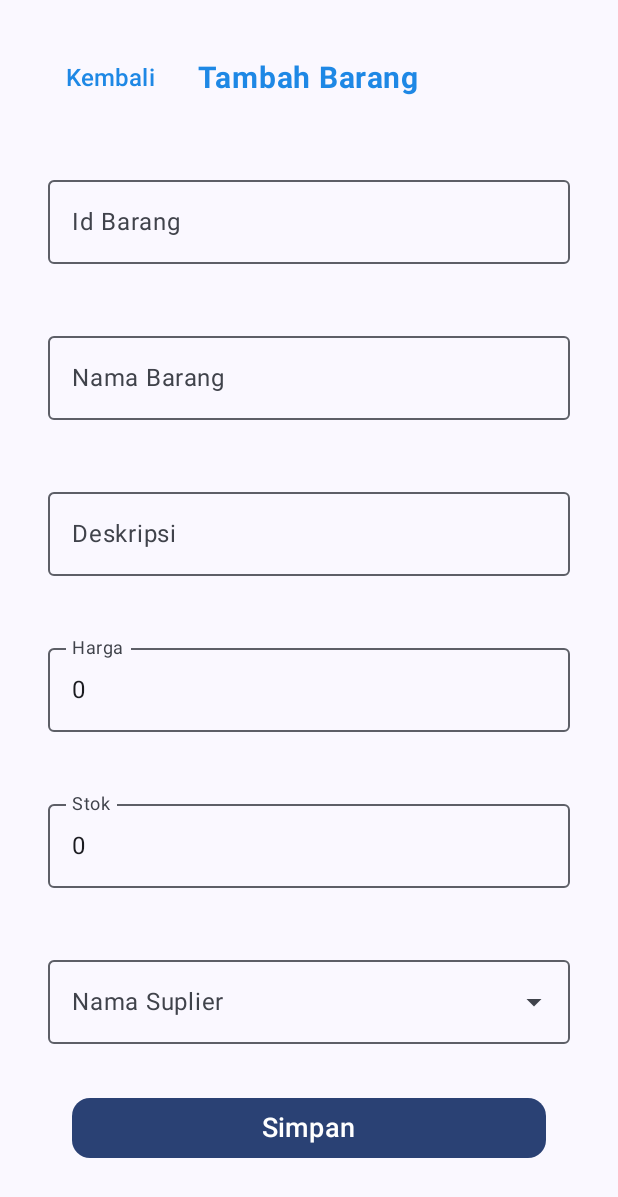
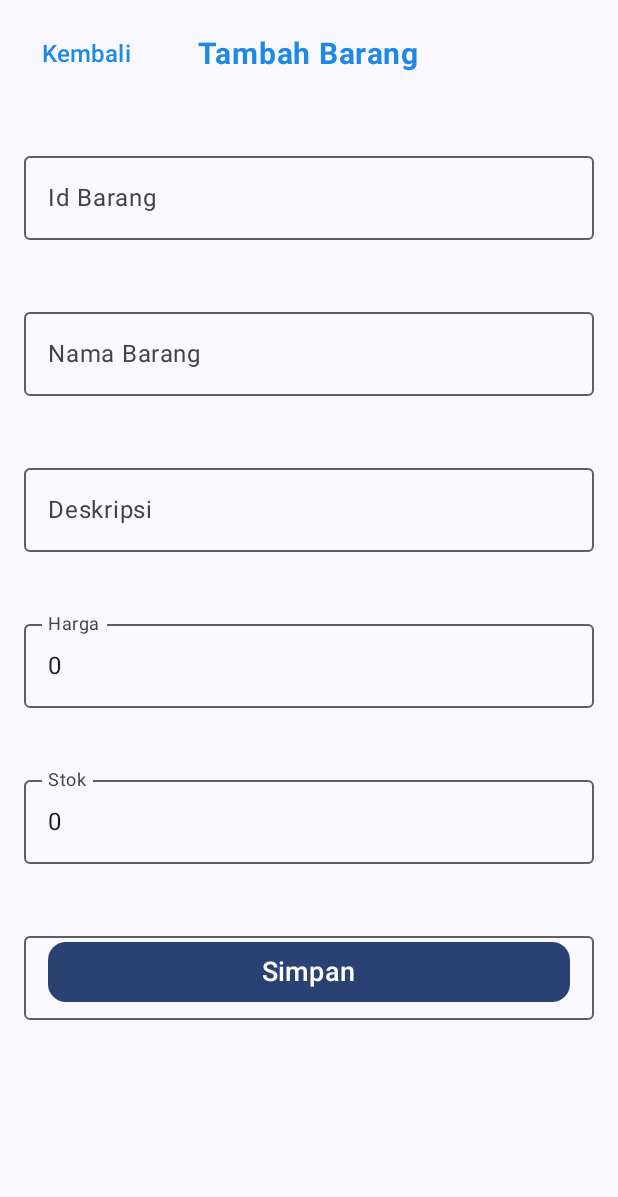
Before and after one commit to alviennn/UcpRoomDatabase_0078, an Android app built with Jetpack Compose: the InsertBrgView screen opened through its navigation route, on a phone screen of 412 x 824 dp. Shown: the top 1197 px of the screen. Run offline under Robolectric (Android 15) with nearby library versions, the phone set to English and light mode, and no system bars.

```diff
--- a/app/src/main/java/com/example/ucproomdatabase/ui/view/barang/AddBrgView.kt
+++ b/app/src/main/java/com/example/ucproomdatabase/ui/view/barang/AddBrgView.kt
@@ -8,8 +8,6 @@ import androidx.compose.foundation.layout.fillMaxWidth
 import androidx.compose.foundation.layout.padding
 import androidx.compose.foundation.rememberScrollState
 import androidx.compose.foundation.verticalScroll
-import androidx.compose.material.icons.Icons
-import androidx.compose.material.icons.filled.ArrowDropDown
 import androidx.compose.material3.Button
 import androidx.compose.material3.ButtonDefaults
 import androidx.compose.material3.MaterialTheme
@@ -40,7 +38,7 @@ import kotlinx.coroutines.launch
 
 @Composable
 fun InsertBrgView(
-    onBack: ()-> Unit,
+    onBack: () -> Unit,
     onNavigate: () -> Unit,
     modifier: Modifier = Modifier,
     viewModel: BarangViewModel = viewModel(factory = PenyediaTokoViewModel.Factory)
@@ -57,19 +55,20 @@ fun InsertBrgView(
             }
         }
     }
+
     Scaffold(
-        Modifier, snackbarHost = {SnackbarHost(hostState = snackbarHostState)}
-    ) { padding ->
-        Column (
+        modifier = modifier,
+        snackbarHost = { SnackbarHost(hostState = snackbarHostState) }
+    ) { it
+        Column(
             modifier = Modifier
-                .fillMaxWidth()
-                .padding(padding)
-                .padding(16.dp)
+                .fillMaxSize()
+                .padding(bottom = 120.dp)
         ) {
             TopAppBar(
                 onBack = onBack,
                 showBackButton = true,
-                judul = "Tambah Barang"
+                judul = "Tambah Barang",
             )
             InsertBodyBrg(
                 uiState = uiState,
```
